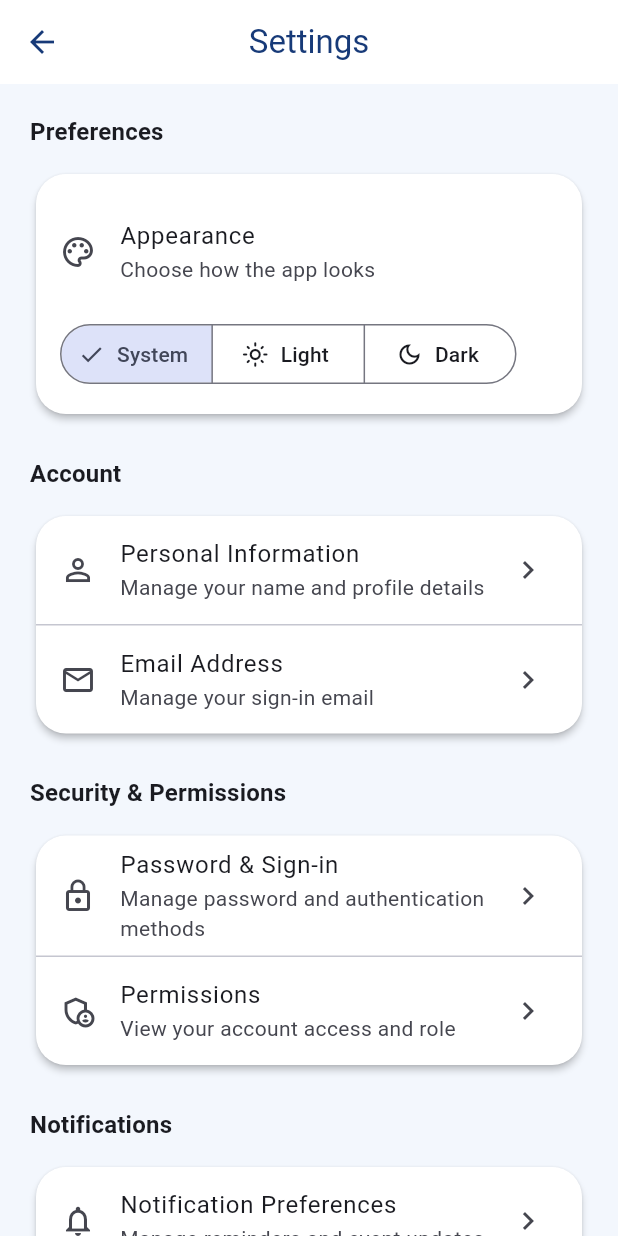
After one commit to afqskb/TMA3084_G02_T21_ByteChew_EventnAttendanceTrackingApp, a Flutter app: the UserSettings screen opened directly, on a phone screen of 412 x 824 dp. The commit adds this screen. Run offline on Flutter 3.47's test engine with Material 3 defaults, Android fonts, the phone set to English and light mode, and no system bars; our stand-ins replace cloud_firestore, firebase_auth, firebase_core, flutter_spinkit, google_sign_in, logger and 1 more; accounts and stored records are empty.

Commit message:
added a settings page .. half-baked

```diff
--- /dev/null
+++ b/lib/screens/settings/settings.dart
@@ -0,0 +1,371 @@
+
+import 'package:cloud_firestore/cloud_firestore.dart';
+import 'package:firebase_auth/firebase_auth.dart';
+import 'package:flutter/material.dart';
+import 'package:provider/provider.dart';
+
+import 'package:event_tracking_app/services/theme_service.dart';
+
+class UserSettings extends StatelessWidget {
+  const UserSettings({super.key});
+
+  @override
+  Widget build(BuildContext context) {
+    final theme = Theme.of(context);
+    final colors = theme.colorScheme;
+    final themeService = context.watch<ThemeService>();
+
+    return Scaffold(
+      appBar: AppBar(
+        title: const Text('Settings'),
+        centerTitle: true,
+      ),
+      body: ListView(
+        padding: const EdgeInsets.all(20),
+        children: [
+          Text(
+            'Preferences',
+            style: theme.textTheme.titleMedium?.copyWith(
+              fontWeight: FontWeight.bold,
+            ),
+          ),
+          const SizedBox(height: 12),
+
+          // APPEARANCE: Light, Dark, or System default.
+          Card(
+            child: Padding(
+              padding: const EdgeInsets.all(16),
+              child: Column(
+                crossAxisAlignment: CrossAxisAlignment.start,
+                children: [
+                  const ListTile(
+                    contentPadding: EdgeInsets.zero,
+                    leading: Icon(Icons.palette_outlined),
+                    title: Text('Appearance'),
+                    subtitle: Text('Choose how the app looks'),
+                  ),
+                  const SizedBox(height: 8),
+                  SegmentedButton<ThemeMode>(
+                    segments: const [
+                      ButtonSegment(
+                        value: ThemeMode.system,
+                        label: Text('System'),
+                        icon: Icon(Icons.settings_suggest_outlined),
+                      ),
+                      ButtonSegment(
+                        value: ThemeMode.light,
+                        label: Text('Light'),
+                        icon: Icon(Icons.light_mode_outlined),
+                      ),
+                      ButtonSegment(
+                        value: ThemeMode.dark,
+                        label: Text('Dark'),
+                        icon: Icon(Icons.dark_mode_outlined),
+                      ),
+                    ],
+                    selected: {themeService.themeMode},
+                    onSelectionChanged: (selection) {
+                      themeService.setThemeMode(selection.first);
+                    },
+                  ),
+                ],
+              ),
+            ),
+          ),
+
+          const SizedBox(height: 24),
+
+          Text(
+            'Account',
+            style: theme.textTheme.titleMedium?.copyWith(
+              fontWeight: FontWeight.bold,
+            ),
+          ),
+          const SizedBox(height: 12),
+
+          Card(
+            child: Column(
+              children: [
+                _SettingsTile(
+                  icon: Icons.person_outline,
+                  title: 'Personal Information',
+                  subtitle: 'Manage your name and profile details',
+                  onTap: () => _showComingSoon(
+                    context,
+                    'Personal Information',
+                  ),
+                ),
+                const Divider(height: 1),
+                _SettingsTile(
+                  icon: Icons.email_outlined,
+                  title: 'Email Address',
+                  subtitle: 'Manage your sign-in email',
+                  onTap: () => _showComingSoon(
+                    context,
+                    'Email Address',
+                  ),
+                ),
+
+                // TODO: Add account linking and provider management
+                // for Microsoft, Google, and email/password accounts.
+              ],
+            ),
+          ),
+
+          const SizedBox(height: 24),
+
+          Text(
+            'Security & Permissions',
+            style: theme.textTheme.titleMedium?.copyWith(
+              fontWeight: FontWeight.bold,
+            ),
+          ),
+          const SizedBox(height: 12),
+
+          Card(
+            child: Column(
+              children: [
+                _SettingsTile(
+                  icon: Icons.lock_outline,
+                  title: 'Password & Sign-in',
+                  subtitle: 'Manage password and authentication methods',
+                  onTap: () => _showComingSoon(
+                    context,
+                    'Password & Sign-in',
+                  ),
+                ),
+                const Divider(height: 1),
+                _SettingsTile(
+                  icon: Icons.admin_panel_settings_outlined,
+                  title: 'Permissions',
+                  subtitle: 'View your account access and role',
+                  onTap: () => _showPermissions(context),
+                ),
+
+                // IMPORTANT:
+                // Users must not be allowed to grant themselves
+                // organizer/admin privileges from this screen.
+                // Role changes must be controlled by trusted logic.
+              ],
+            ),
+          ),
+
+          const SizedBox(height: 24),
+
+          Text(
+            'Notifications',
+            style: theme.textTheme.titleMedium?.copyWith(
+              fontWeight: FontWeight.bold,
+            ),
+          ),
+          const SizedBox(height: 12),
+
+          Card(
+            child: _SettingsTile(
+              icon: Icons.notifications_outlined,
+              title: 'Notification Preferences',
+              subtitle: 'Manage reminders and event updates',
+              onTap: () => _showComingSoon(
+                context,
+                'Notification Preferences',
+              ),
+            ),
+          ),
+
+          // TODO: Add notification preferences:
+          // - Event reminders
+          // - Event cancellations and schedule changes
+          // - Event approval/rejection updates
+          // - Push notification preferences
+
+          const SizedBox(height: 24),
+
+          Text(
+            'Danger Zone',
+            style: theme.textTheme.titleMedium?.copyWith(
+              color: colors.error,
+              fontWeight: FontWeight.bold,
+            ),
+          ),
+          const SizedBox(height: 12),
+
+          Card(
+            child: _SettingsTile(
+              icon: Icons.delete_forever_outlined,
+              title: 'Delete Account',
+              subtitle: 'Permanently delete your account',
+              iconColor: colors.error,
+              titleColor: colors.error,
+              onTap: () => _confirmDeleteAccount(context),
+            ),
+          ),
+
+          // TODO: Implement account deletion through a trusted backend.
+          // The backend must handle Firebase Authentication, the
+          // user's Firestore profile, and related application data.
+          // Require recent authentication where applicable.
+
+          const SizedBox(height: 32),
+
+          Center(
+            child: Text(
+              'UNIMAS Events',
+              style: theme.textTheme.bodySmall?.copyWith(
+                color: colors.onSurfaceVariant,
+              ),
+            ),
+          ),
+          const SizedBox(height: 8),
+          Center(
+            child: Text(
+              'More settings and features can be added here.',
+              textAlign: TextAlign.center,
+              style: theme.textTheme.bodySmall?.copyWith(
+                color: colors.onSurfaceVariant,
+              ),
+            ),
+          ),
+
+          // TODO: Add future settings here.
+          // Examples: language, accessibility, privacy policy,
+          // terms of service, blocked users, and data export.
+        ],
+      ),
+    );
+  }
+
+  static void _showComingSoon(
+    BuildContext context,
+    String feature,
+  ) {
+    ScaffoldMessenger.of(context).showSnackBar(
+      SnackBar(
+        content: Text('$feature will be implemented later.'),
+      ),
+    );
+  }
+
+  static Future<void> _showPermissions(
+    BuildContext context,
+  ) async {
+    final user = FirebaseAuth.instance.currentUser;
+
+    if (user == null) {
+      _showComingSoon(context, 'Account permissions');
+      return;
+    }
+
+    try {
+      final document = await FirebaseFirestore.instance
+          .collection('byteChew')
+          .doc(user.uid)
+          .get();
+
+      if (!context.mounted) return;
+
+      final role = document.data()?['role'] as String? ?? 'unassigned';
+
+      showDialog<void>(
+        context: context,
+        builder: (dialogContext) => AlertDialog(
+          title: const Text('Your Permissions'),
+          content: Text(
+            'Current role: $role\n\n'
+            'Your available features depend on the permissions '
+            'assigned to your account.',
+          ),
+          actions: [
+            TextButton(
+              onPressed: () => Navigator.pop(dialogContext),
+              child: const Text('Close'),
+            ),
+          ],
+        ),
+      );
+    } catch (_) {
+      if (!context.mounted) return;
+
+      ScaffoldMessenger.of(context).showSnackBar(
+        const SnackBar(
+          content: Text('Unable to load account permissions.'),
+        ),
+      );
+    }
+  }
+
+  static Future<void> _confirmDeleteAccount(
+    BuildContext context,
+  ) async {
+    final confirmed = await showDialog<bool>(
+      context: context,
+      builder: (dialogContext) => AlertDialog(
+        icon: const Icon(
+          Icons.warning_amber_rounded,
+          size: 40,
+        ),
+        title: const Text('Delete Account?'),
+        content: const Text(
+          'Account deletion is not connected yet. '
+          'When implemented, this action will permanently remove '
+          'your account and may remove associated data. '
+          'You may need to sign in again to verify your identity.\n\n'
+          'Do you want to continue to the account deletion setup?',
+        ),
+        actions: [
+          TextButton(
+            onPressed: () => Navigator.pop(dialogContext, false),
+            child: const Text('Cancel'),
+          ),
+          FilledButton(
+            onPressed: () => Navigator.pop(dialogContext, true),
+            child: const Text('Continue'),
+          ),
+        ],
+      ),
+    );
+
+    if (confirmed != true || !context.mounted) return;
+
+    // Intentionally does not delete anything yet.
+    // Connect this action to a secure account-deletion workflow.
+    ScaffoldMessenger.of(context).showSnackBar(
+      const SnackBar(
+        content: Text(
+          'Account deletion is not implemented yet.',
+        ),
+      ),
+    );
+  }
+}
+
+class _SettingsTile extends StatelessWidget {
+  final IconData icon;
+  final String title;
+  final String subtitle;
+  final VoidCallback onTap;
+  final Color? iconColor;
+  final Color? titleColor;
+
+  const _SettingsTile({
+    required this.icon,
+    required this.title,
+    required this.subtitle,
+    required this.onTap,
+    this.iconColor,
+    this.titleColor,
+  });
+
+  @override
+  Widget build(BuildContext context) {
+    return ListTile(
+      leading: Icon(icon, color: iconColor),
+      title: Text(
+        title,
+        style: TextStyle(color: titleColor),
+      ),
+      subtitle: Text(subtitle),
+      trailing: const Icon(Icons.chevron_right),
+      onTap: onTap,
+    );
+  }
+}
```
Also changed, not shown: lib/screens/home/home.dart (+45 -4 lines).
